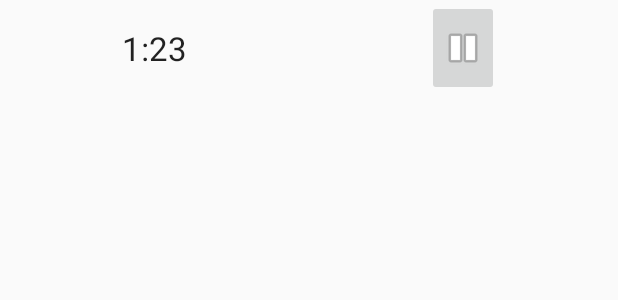
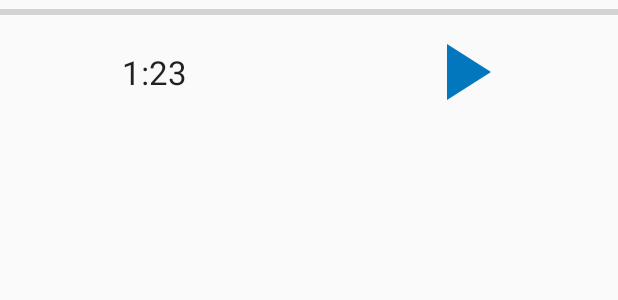
Before and after one commit to ThomasKomarnicki/RingTimer, an Android app: the layout notification_simple.xml on its own in the app's theme, with its tools: preview values and no code run, on a phone screen of 412 x 824 dp. Shown: the top 300 px of the screen. Run offline under Robolectric (Android 15) with nearby library versions, the phone set to English and light mode, and no system bars.

Commit message:
add material progress bar to list view and notification

```diff
--- a/app/src/main/res/layout/notification_simple.xml
+++ b/app/src/main/res/layout/notification_simple.xml
@@ -2,7 +2,20 @@
 <LinearLayout xmlns:android="http://schemas.android.com/apk/res/android"
     xmlns:app="http://schemas.android.com/apk/res-auto"
     android:layout_width="match_parent"
-    android:layout_height="64dp"
+    android:layout_height="wrap_content"
+    android:orientation="vertical">
+
+    <ProgressBar
+        android:id="@+id/notification_progress"
+        style="?android:attr/progressBarStyleHorizontal"
+        android:layout_width="match_parent"
+        android:layout_height="match_parent"
+        android:layout_weight="1" />
+
+    <LinearLayout
+        android:layout_width="match_parent"
+        android:layout_height="wrap_content"
+        android:baselineAligned="false"
         android:minHeight="64dp"
         android:orientation="horizontal">
 
@@ -20,6 +33,7 @@
                 android:textAppearance="@style/TextAppearance.AppCompat.Large" />
 
         </FrameLayout>
+
         <FrameLayout
             android:layout_width="0dp"
             android:layout_height="match_parent"
@@ -27,12 +41,17 @@
 
             <ImageButton
                 android:id="@+id/notification_play_pause"
-            android:layout_width="48dp"
+                style="@android:style/Widget.Material.Button.Borderless"
+                android:layout_width="wrap_content"
                 android:layout_height="match_parent"
                 android:layout_gravity="center"
-            app:srcCompat="@android:drawable/ic_media_pause"
-            android:minHeight="32dp"/>
+                android:minHeight="32dp"
+                android:padding="0dp"
+                android:scaleType="fitCenter"
+                android:src="@drawable/ic_play_arrow_black_24dp"
+                android:tint="@color/colorAccent" />
 
         </FrameLayout>
 
     </LinearLayout>
+</LinearLayout>
```
Also changed, not shown: app/src/main/java/com/github/komarnicki/thomas/ringtimer/service/TimerService.kt (+15 -16 lines), app/src/main/java/com/github/komarnicki/thomas/ringtimer/service/notification/TimerControlView.kt (+44 -4 lines), app/src/main/java/com/github/komarnicki/thomas/ringtimer/view/TimerProgressView.kt (+27 -10 lines), app/src/main/res/layout/notification_timer.xml (deleted, +0 -41 lines), app/src/main/res/layout/view_timer_playback.xml (+11 -1 lines). Lines whose indentation alone changed are shown as unchanged.
